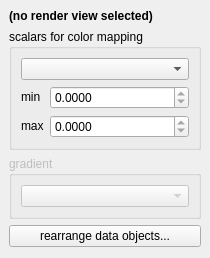
Old version of the form gui/widgets/ScalarMappingChooser.ui in the repository kateyy/geohazardvis.
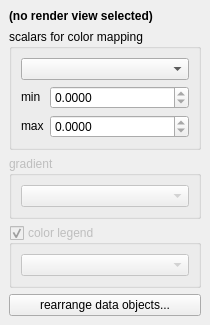
New version of the form.

Commit message: color legend visibility and positioning GUI

```diff
--- a/gui/widgets/ScalarMappingChooser.ui
+++ b/gui/widgets/ScalarMappingChooser.ui
@@ -7,7 +7,7 @@
     <x>0</x>
     <y>0</y>
     <width>210</width>
-    <height>258</height>
+    <height>324</height>
    </rect>
   </property>
   <property name="sizePolicy">
@@ -149,6 +149,24 @@
       </layout>
      </widget>
     </item>
+    <item>
+     <widget class="QGroupBox" name="colorLegendGroupBox">
+      <property name="enabled">
+       <bool>false</bool>
+      </property>
+      <property name="title">
+       <string>color legend</string>
+      </property>
+      <property name="checkable">
+       <bool>true</bool>
+      </property>
+      <layout class="QVBoxLayout" name="verticalLayout_2">
+       <item>
+        <widget class="QComboBox" name="legendPositionComboBox" />
+       </item>
+      </layout>
+     </widget>
+    </item>
     <item>
      <widget class="QPushButton" name="rearrangeDataObjectsBtn">
       <property name="enabled">
@@ -159,19 +177,6 @@
       </property>
      </widget>
     </item>
-    <item>
-     <spacer name="verticalSpacer">
-      <property name="orientation">
-       <enum>Qt::Vertical</enum>
-      </property>
-      <property name="sizeHint" stdset="0">
-       <size>
-        <width>20</width>
-        <height>40</height>
-       </size>
-      </property>
-     </spacer>
-    </item>
    </layout>
   </widget>
  </widget>
```
The commit also changes 6 other files.
